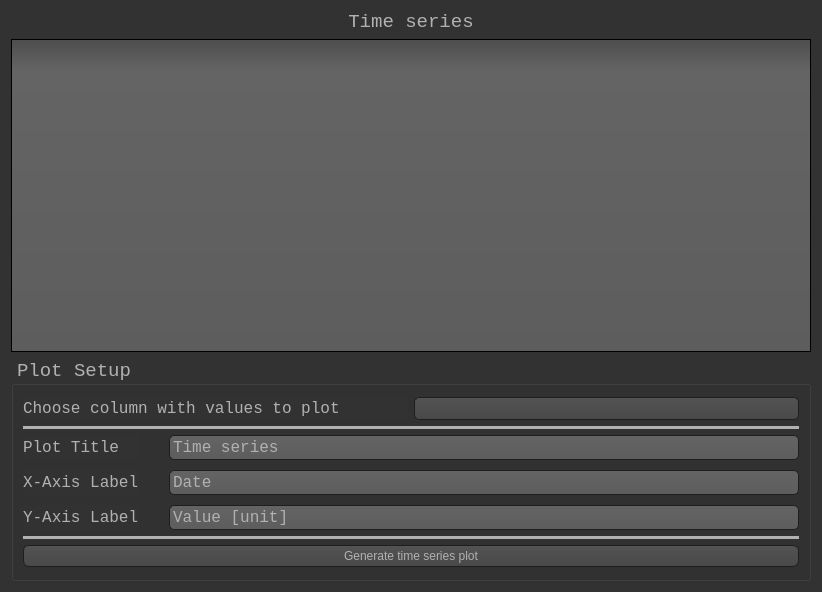
Before: the Qt Designer form QtGUI/PlotSeriesDialog.ui in georgebv/PyEVA, drawn with Qt 5.
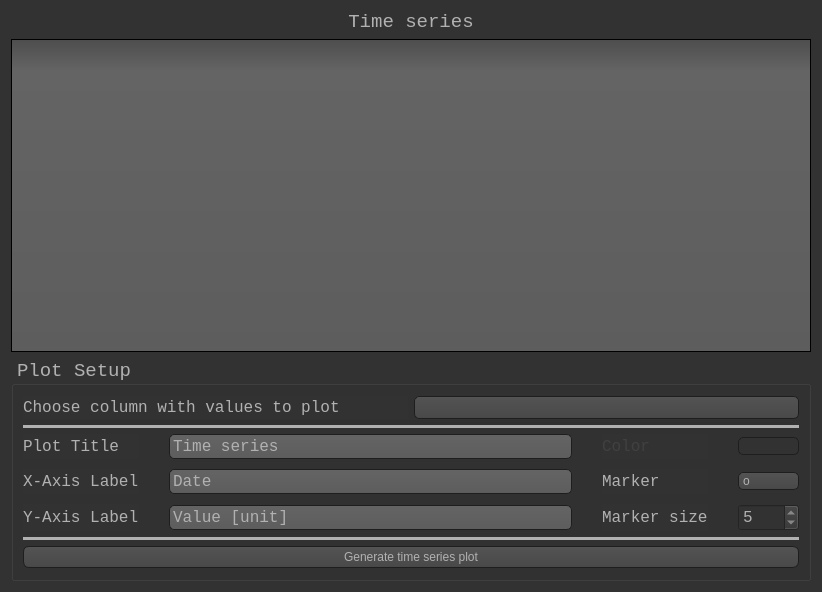
After: the same form once the commit is applied. Icons and pictures are not drawn.

Commit message: signal + exe plot

The edit to the form file:
```diff
--- a/QtGUI/PlotSeriesDialog.ui
+++ b/QtGUI/PlotSeriesDialog.ui
@@ -654,6 +654,106 @@
             </property>
            </widget>
           </item>
+          <item row="0" column="2">
+           <widget class="QLabel" name="label_6">
+            <property name="enabled">
+             <bool>false</bool>
+            </property>
+            <property name="font">
+             <font>
+              <family>Lucida Console</family>
+              <pointsize>12</pointsize>
+             </font>
+            </property>
+            <property name="text">
+             <string>Color</string>
+            </property>
+           </widget>
+          </item>
+          <item row="1" column="2">
+           <widget class="QLabel" name="label_7">
+            <property name="enabled">
+             <bool>true</bool>
+            </property>
+            <property name="font">
+             <font>
+              <family>Lucida Console</family>
+              <pointsize>12</pointsize>
+             </font>
+            </property>
+            <property name="text">
+             <string>Marker</string>
+            </property>
+           </widget>
+          </item>
+          <item row="2" column="2">
+           <widget class="QLabel" name="label_8">
+            <property name="font">
+             <font>
+              <family>Lucida Console</family>
+              <pointsize>12</pointsize>
+             </font>
+            </property>
+            <property name="text">
+             <string>Marker size</string>
+            </property>
+           </widget>
+          </item>
+          <item row="2" column="3">
+           <widget class="QSpinBox" name="spinBox">
+            <property name="font">
+             <font>
+              <family>Lucida Console</family>
+              <pointsize>12</pointsize>
+             </font>
+            </property>
+            <property name="value">
+             <number>5</number>
+            </property>
+           </widget>
+          </item>
+          <item row="1" column="3">
+           <widget class="QComboBox" name="comboBox_2">
+            <property name="enabled">
+             <bool>true</bool>
+            </property>
+            <property name="cursor">
+             <cursorShape>PointingHandCursor</cursorShape>
+            </property>
+            <item>
+             <property name="text">
+              <string>o</string>
+             </property>
+            </item>
+            <item>
+             <property name="text">
+              <string>.</string>
+             </property>
+            </item>
+            <item>
+             <property name="text">
+              <string>s</string>
+             </property>
+            </item>
+            <item>
+             <property name="text">
+              <string>x</string>
+             </property>
+            </item>
+            <item>
+             <property name="text">
+              <string>+</string>
+             </property>
+            </item>
+           </widget>
+          </item>
+          <item row="0" column="3">
+           <widget class="QComboBox" name="comboBox_3">
+            <property name="enabled">
+             <bool>false</bool>
+            </property>
+           </widget>
+          </item>
          </layout>
         </item>
         <item>
```
Left out of the diff: 26 changed lines with no effect on the pictures. The commit also changes 5 other files.
